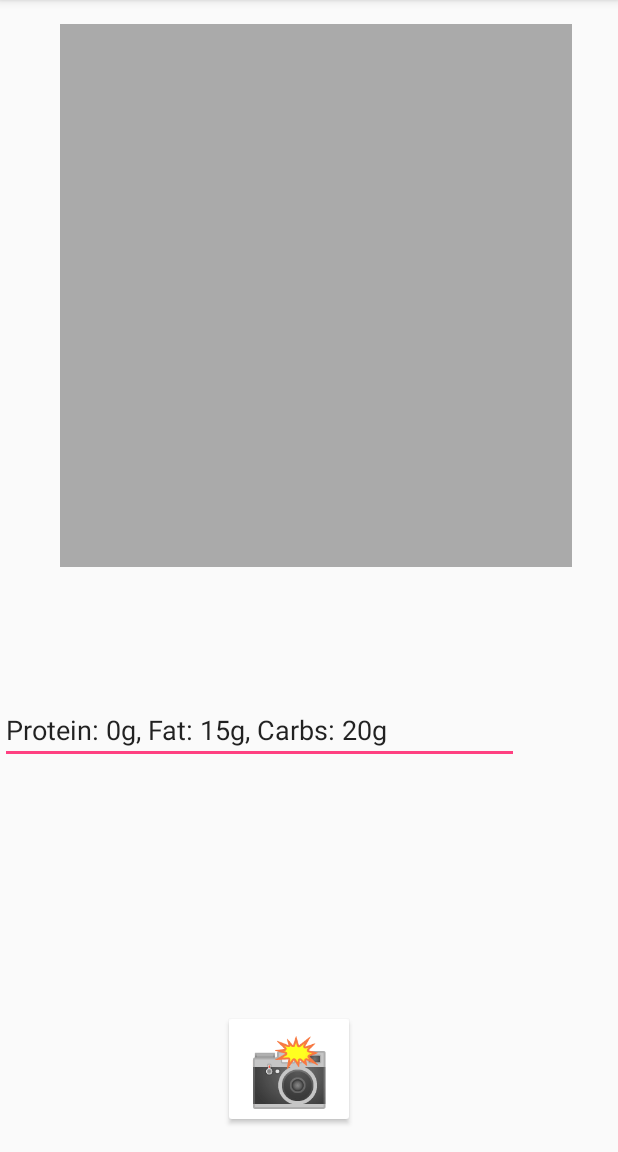
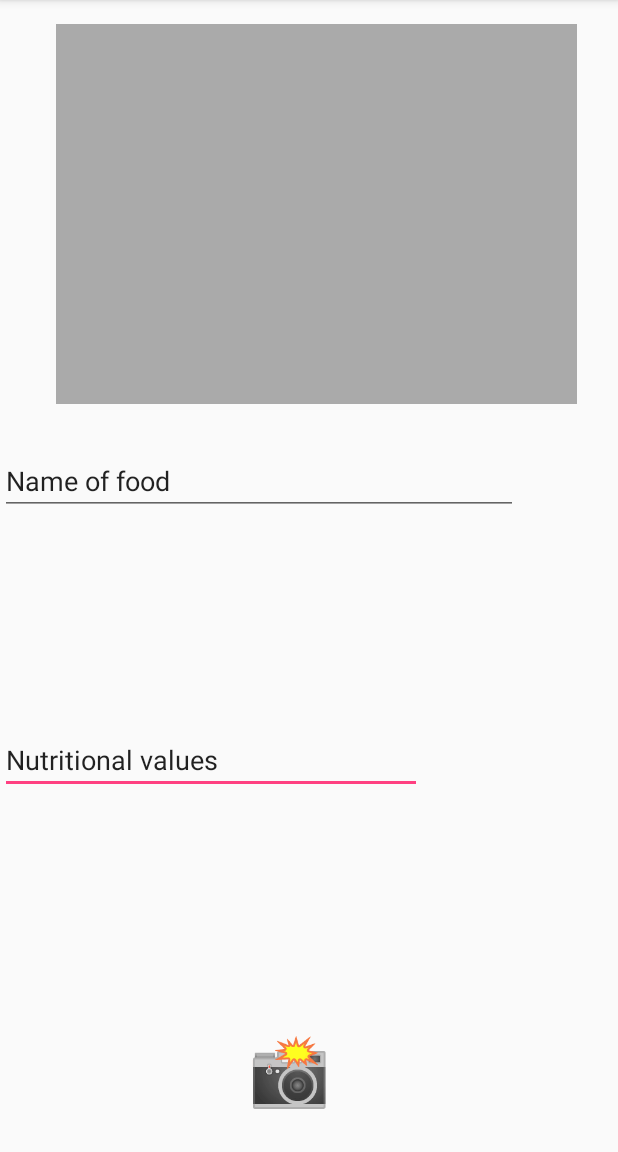
Before and after one commit to arghasarkar/ShazamForFood, an Android app: the screen it shows after launch (MainActivity), on a phone screen of 412 x 824 dp, the part 84-1236 px from its top. Run offline under Robolectric (Android 15) with nearby library versions, the phone set to English and light mode, and no system bars; our stand-ins replace Firebase (no records; nobody signed in at launch, a user with empty details on screens opened directly); libraries missing offline, so code that uses them is left out: clarifai2.api, clarifai2.dto.input.

Commit message:
WIP: About to add nutritional values

```diff
--- a/app/src/main/java/com/example/arghasarkar/shazamforfood/MainActivity.kt
+++ b/app/src/main/java/com/example/arghasarkar/shazamforfood/MainActivity.kt
@@ -84,6 +84,9 @@ class MainActivity : AppCompatActivity() {
     override fun onActivityResult(requestCode: Int, resultCode: Int, data: Intent?) {
         super.onActivityResult(requestCode, resultCode, data)
 
+        nameOfFood.isFocusable = false
+
+
         when(requestCode) {
             CAMERA_REQUEST_CODE -> {
 //                if (resultCode == Activity.RESULT_OK && data != null) {
@@ -137,8 +140,15 @@ class MainActivity : AppCompatActivity() {
                 .executeSync() // optionally, pass a ClarifaiClient parameter to override the default client instance with another one
                 .get();
 
-        println("Result: ")
-        println(result.first());
+        println("Result: " + result.javaClass.kotlin)
+        val model = result.first().data()
+        println("Result2")
+        println(model[0].name())
+
+        // Setting details on UI
+        nameOfFood.setText("Food: " + model[0].name())
+
+
 
     }
 
--- a/app/src/main/res/layout/activity_main.xml
+++ b/app/src/main/res/layout/activity_main.xml
@@ -8,8 +8,8 @@
 
     <ImageView
         android:id="@+id/photoImageView"
-        android:layout_width="341dp"
-        android:layout_height="362dp"
+        android:layout_width="347dp"
+        android:layout_height="253dp"
         android:contentDescription="View for displaying image"
         app:srcCompat="@android:color/darker_gray"
         app:layout_constraintTop_toTopOf="parent"
@@ -21,7 +21,7 @@
         android:layout_marginBottom="8dp"
         app:layout_constraintBottom_toTopOf="@+id/cameraButton"
         app:layout_constraintVertical_bias="0.0"
-        app:layout_constraintHorizontal_bias="0.58" />
+        app:layout_constraintHorizontal_bias="0.6" />
 
     <Button
         android:id="@+id/cameraButton"
@@ -30,7 +30,8 @@
         android:layout_marginBottom="16dp"
         android:layout_marginLeft="8dp"
         android:layout_marginRight="8dp"
-        android:backgroundTint="@android:color/white"
+        android:backgroundTint="@android:color/transparent"
+        android:stateListAnimator="@null"
         android:text="📸"
         android:textSize="44sp"
         app:layout_constraintBottom_toBottomOf="parent"
@@ -40,16 +41,36 @@
 
     <EditText
         android:id="@+id/editText"
-        android:layout_width="346dp"
-        android:layout_height="45dp"
+        android:layout_width="281dp"
+        android:layout_height="41dp"
         android:layout_marginBottom="8dp"
         android:layout_marginTop="8dp"
         android:ems="10"
         android:inputType="textPersonName"
-        android:text="Protein: 0g, Fat: 15g, Carbs: 20g"
+        android:text="Nutritional values"
         app:layout_constraintBottom_toTopOf="@+id/cameraButton"
         app:layout_constraintTop_toBottomOf="@+id/photoImageView"
-        app:layout_constraintVertical_bias="0.333"
-        tools:layout_editor_absoluteX="19dp" />
+        app:layout_constraintVertical_bias="0.608"
+        tools:layout_editor_absoluteX="16dp"
+        android:editable="false"
+        />
+
+    <EditText
+        android:id="@+id/nameOfFood"
+        android:layout_width="345dp"
+        android:layout_height="41dp"
+        android:layout_marginBottom="8dp"
+        android:layout_marginTop="8dp"
+        android:editable="false"
+        android:ems="10"
+        android:inputType="textPersonName"
+        android:selectAllOnFocus="false"
+        android:text="Name of food"
+        app:layout_constraintBottom_toTopOf="@+id/cameraButton"
+        app:layout_constraintTop_toBottomOf="@+id/photoImageView"
+        app:layout_constraintVertical_bias="0.072"
+        tools:editable="false"
+        tools:layout_editor_absoluteX="22dp"
+        />
 
 </android.support.constraint.ConstraintLayout>
```
